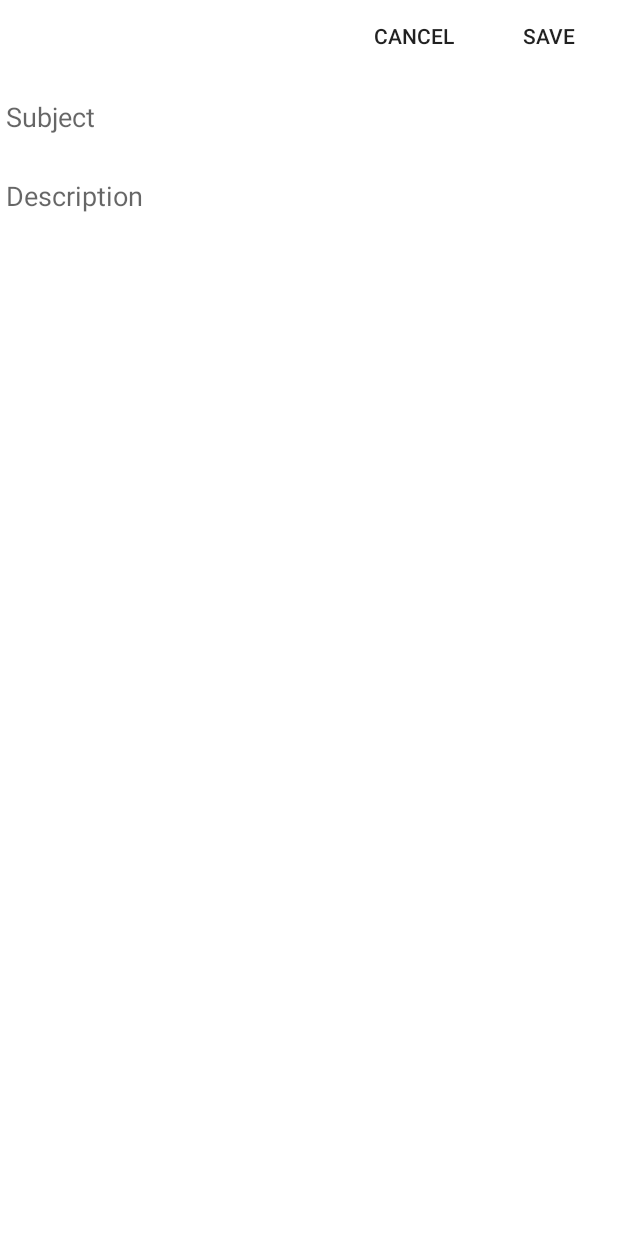
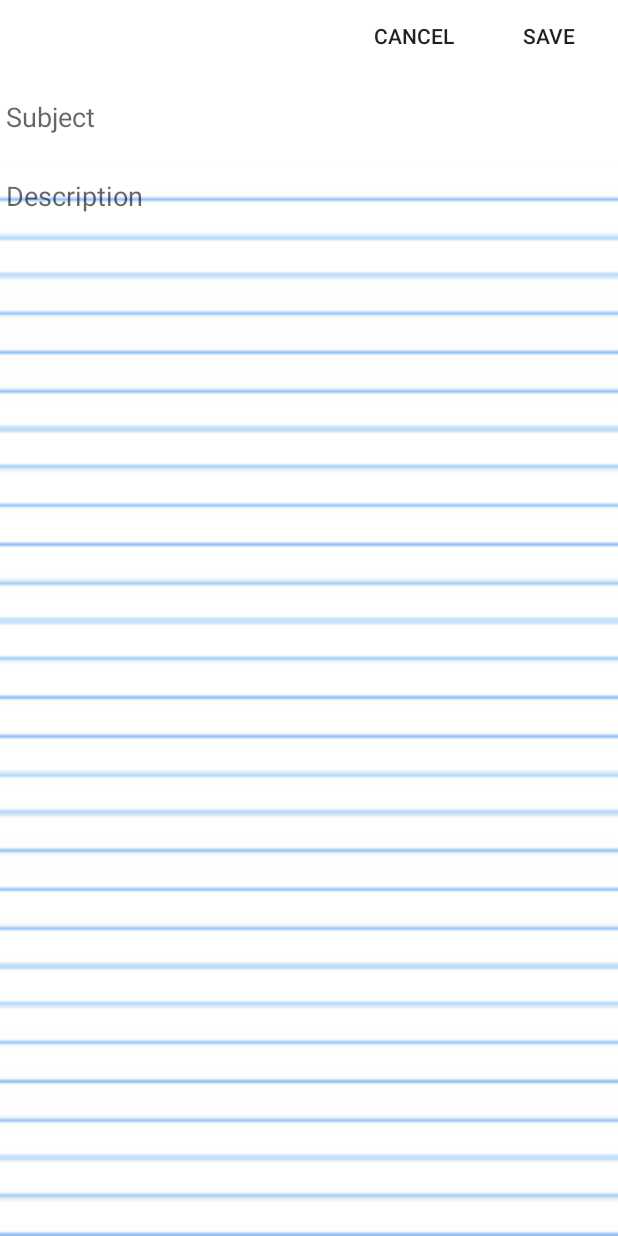
Before and after one commit to DilshanNaveen/Diary, an Android app: the AddDataActivity screen opened directly, with no data from a screen before it, on a phone screen of 412 x 824 dp. Before the commit the screen is almost empty. Run offline under Robolectric (Android 15) with nearby library versions, the phone set to English and light mode, and no system bars.

Commit message:
added background image

```diff
--- a/app/src/main/res/layout/activity_add_data.xml
+++ b/app/src/main/res/layout/activity_add_data.xml
@@ -13,7 +13,8 @@
         android:layout_width="match_parent"
         android:layout_height="wrap_content"
         android:orientation="horizontal"
-        android:gravity="right">
+        android:gravity="right"
+        >
 
         <Button
             android:id="@+id/cacelButtonId"
@@ -59,7 +60,8 @@
           android:layout_height="match_parent"
           android:orientation="vertical"
           tools:layout_editor_absoluteY="38dp"
-          tools:ignore="MissingConstraints">
+          tools:ignore="MissingConstraints"
+          android:background="@mipmap/background">
 
           <EditText
               android:id="@+id/descriptionEditTextId"
@@ -69,11 +71,11 @@
               android:ems="10"
               android:gravity="start"
               android:hint="Description"
+              android:inputType="textMultiLine"
+              android:scrollbars="vertical"
               tools:ignore="MissingConstraints"
               tools:layout_editor_absoluteX="0dp"
-              tools:layout_editor_absoluteY="48dp"
-              android:scrollbars="vertical"
-              android:inputType="textMultiLine"/>
+              tools:layout_editor_absoluteY="48dp" />
       </LinearLayout>
 
  </LinearLayout>
```
Also changed, not shown: app/src/main/res/mipmap-xxhdpi/background.jpg (added).
